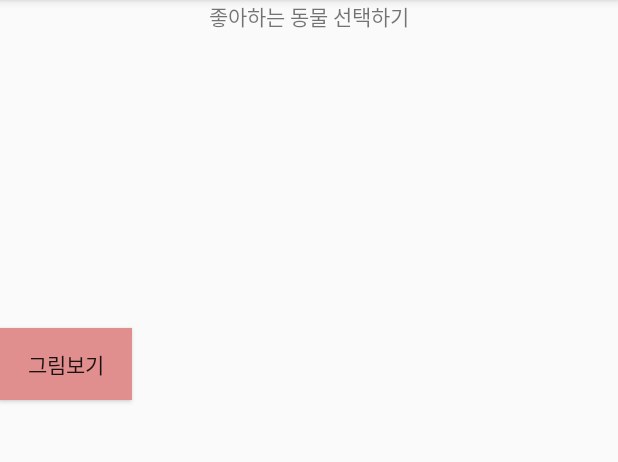
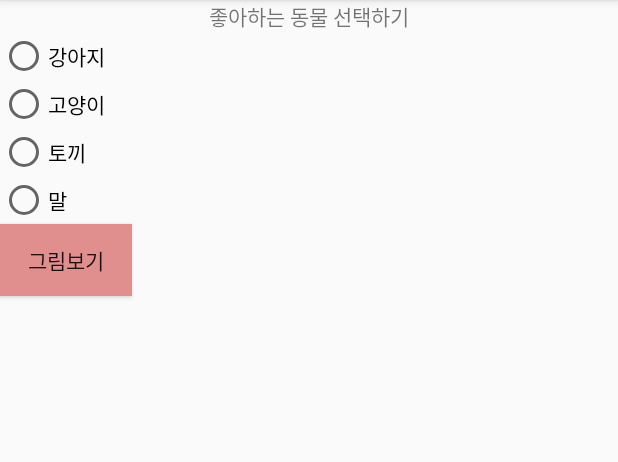
Before and after one commit to dayeon-choi/MirimDialogTest3, an Android app: the screen it shows after launch (MainActivity), on a phone screen of 412 x 824 dp, the part 84-546 px from its top. Run offline under Robolectric (Android 15) with nearby library versions, the phone set to English and light mode, and no system bars.

Commit message:
dayeon's commit - completed radiobutton

```diff
--- a/app/src/main/res/layout/activity_main.xml
+++ b/app/src/main/res/layout/activity_main.xml
@@ -24,28 +24,28 @@
         <RadioButton
             android:id="@+id/rad_dog"
             android:layout_weight="1"
-            android:layout_width="0dp"
+            android:layout_width="wrap_content"
             android:layout_height="wrap_content"
             android:text="강아지"
             />
         <RadioButton
             android:id="@+id/rad_cat"
             android:layout_weight="1"
-            android:layout_width="0dp"
+            android:layout_width="wrap_content"
             android:layout_height="wrap_content"
             android:text="고양이"
             />
         <RadioButton
             android:id="@+id/rad_rabit"
             android:layout_weight="1"
-            android:layout_width="0dp"
+            android:layout_width="wrap_content"
             android:layout_height="wrap_content"
             android:text="토끼"
             />
         <RadioButton
             android:id="@+id/rad_horse"
             android:layout_weight="1"
-            android:layout_width="0dp"
+            android:layout_width="wrap_content"
             android:layout_height="wrap_content"
             android:text="말"
             />
```
